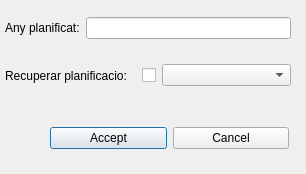
Qt form ui/tm/tree_manage.ui (Giswater/giswater_qgis_plugin) before a commit.
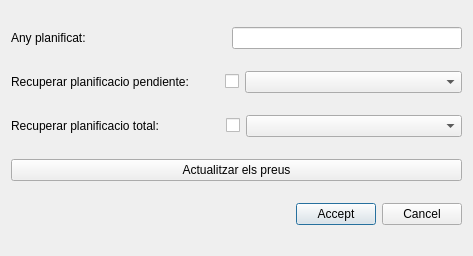
The same form after that commit.

Commit message: tm ui - add new fields on forms

The edit to the form file:
```diff
--- a/ui/tm/tree_manage.ui
+++ b/ui/tm/tree_manage.ui
@@ -6,8 +6,8 @@
    <rect>
     <x>0</x>
     <y>0</y>
-    <width>306</width>
-    <height>174</height>
+    <width>473</width>
+    <height>256</height>
    </rect>
   </property>
   <property name="sizePolicy">
@@ -19,45 +19,32 @@
   <property name="windowTitle">
    <string>Tree manage</string>
   </property>
-  <widget class="QWidget" name="horizontalLayoutWidget">
-   <property name="geometry">
-    <rect>
-     <x>5</x>
-     <y>10</y>
-     <width>286</width>
-     <height>36</height>
-    </rect>
-   </property>
-   <layout class="QHBoxLayout" name="horizontalLayout">
-    <item>
-     <widget class="QLabel" name="plan_any">
-      <property name="text">
-       <string>Any planificat:</string>
-      </property>
-     </widget>
-    </item>
-    <item>
-     <widget class="QLineEdit" name="txt_campaign"/>
-    </item>
-   </layout>
-  </widget>
-  <widget class="QWidget" name="horizontalLayoutWidget_2">
-   <property name="geometry">
-    <rect>
-     <x>5</x>
-     <y>55</y>
-     <width>286</width>
-     <height>41</height>
-    </rect>
-   </property>
+  <layout class="QGridLayout" name="gridLayout">
+   <item row="2" column="0">
    <layout class="QHBoxLayout" name="horizontalLayout_2">
     <item>
      <widget class="QLabel" name="label">
       <property name="text">
-       <string>Recuperar planificacio:</string>
+        <string>Recuperar planificacio total:</string>
       </property>
      </widget>
     </item>
+     <item>
+      <spacer name="horizontalSpacer_2">
+       <property name="orientation">
+        <enum>Qt::Horizontal</enum>
+       </property>
+       <property name="sizeType">
+        <enum>QSizePolicy::Fixed</enum>
+       </property>
+       <property name="sizeHint" stdset="0">
+        <size>
+         <width>61</width>
+         <height>20</height>
+        </size>
+       </property>
+      </spacer>
+     </item>
     <item>
      <widget class="QCheckBox" name="chk_campaign">
       <property name="maximumSize">
@@ -75,20 +62,32 @@
      </widget>
     </item>
     <item>
-     <widget class="QComboBox" name="cbx_campaigns"/>
-    </item>
-   </layout>
-  </widget>
-  <widget class="QWidget" name="horizontalLayoutWidget_3">
-   <property name="geometry">
-    <rect>
-     <x>50</x>
-     <y>115</y>
-     <width>239</width>
-     <height>46</height>
-    </rect>
-   </property>
+      <widget class="QComboBox" name="cbx_campaigns">
+       <property name="sizePolicy">
+        <sizepolicy hsizetype="Expanding" vsizetype="Fixed">
+         <horstretch>0</horstretch>
+         <verstretch>0</verstretch>
+        </sizepolicy>
+       </property>
+      </widget>
+     </item>
+    </layout>
+   </item>
+   <item row="5" column="0">
    <layout class="QHBoxLayout" name="horizontalLayout_3">
+     <item>
+      <spacer name="horizontalSpacer_3">
+       <property name="orientation">
+        <enum>Qt::Horizontal</enum>
+       </property>
+       <property name="sizeHint" stdset="0">
+        <size>
+         <width>40</width>
+         <height>20</height>
+        </size>
+       </property>
+      </spacer>
+     </item>
     <item>
      <widget class="QPushButton" name="btn_accept">
       <property name="text">
@@ -104,7 +103,93 @@
      </widget>
     </item>
    </layout>
-  </widget>
+   </item>
+   <item row="1" column="0">
+    <layout class="QHBoxLayout" name="horizontalLayout_4">
+     <item>
+      <widget class="QLabel" name="label_2">
+       <property name="text">
+        <string>Recuperar planificacio pendiente:</string>
+       </property>
+      </widget>
+     </item>
+     <item>
+      <spacer name="horizontalSpacer">
+       <property name="orientation">
+        <enum>Qt::Horizontal</enum>
+       </property>
+       <property name="sizeType">
+        <enum>QSizePolicy::Fixed</enum>
+       </property>
+       <property name="sizeHint" stdset="0">
+        <size>
+         <width>30</width>
+         <height>20</height>
+        </size>
+       </property>
+      </spacer>
+     </item>
+     <item>
+      <widget class="QCheckBox" name="chk_pendiente">
+       <property name="text">
+        <string/>
+       </property>
+      </widget>
+     </item>
+     <item>
+      <widget class="QComboBox" name="cbx_pendientes">
+       <property name="sizePolicy">
+        <sizepolicy hsizetype="Expanding" vsizetype="Fixed">
+         <horstretch>0</horstretch>
+         <verstretch>0</verstretch>
+        </sizepolicy>
+       </property>
+      </widget>
+     </item>
+    </layout>
+   </item>
+   <item row="3" column="0">
+    <layout class="QHBoxLayout" name="horizontalLayout_5">
+     <item>
+      <widget class="QPushButton" name="btn_update_price">
+       <property name="text">
+        <string>Actualitzar els preus</string>
+       </property>
+      </widget>
+     </item>
+    </layout>
+   </item>
+   <item row="0" column="0">
+    <layout class="QHBoxLayout" name="horizontalLayout">
+     <item>
+      <widget class="QLabel" name="plan_any">
+       <property name="text">
+        <string>Any planificat:</string>
+       </property>
+      </widget>
+     </item>
+     <item>
+      <spacer name="horizontalSpacer_4">
+       <property name="orientation">
+        <enum>Qt::Horizontal</enum>
+       </property>
+       <property name="sizeType">
+        <enum>QSizePolicy::Fixed</enum>
+       </property>
+       <property name="sizeHint" stdset="0">
+        <size>
+         <width>140</width>
+         <height>20</height>
+        </size>
+       </property>
+      </spacer>
+     </item>
+     <item>
+      <widget class="QLineEdit" name="txt_campaign"/>
+     </item>
+    </layout>
+   </item>
+  </layout>
  </widget>
  <resources/>
  <connections/>
```
Lines whose indentation alone changed are shown as unchanged. The commit also changes 4 other files.
